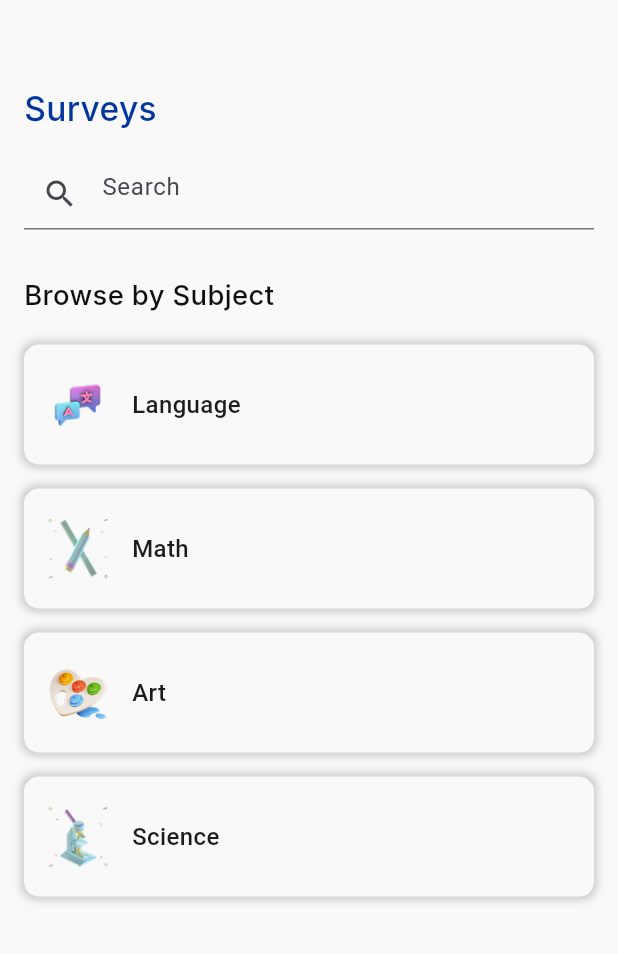
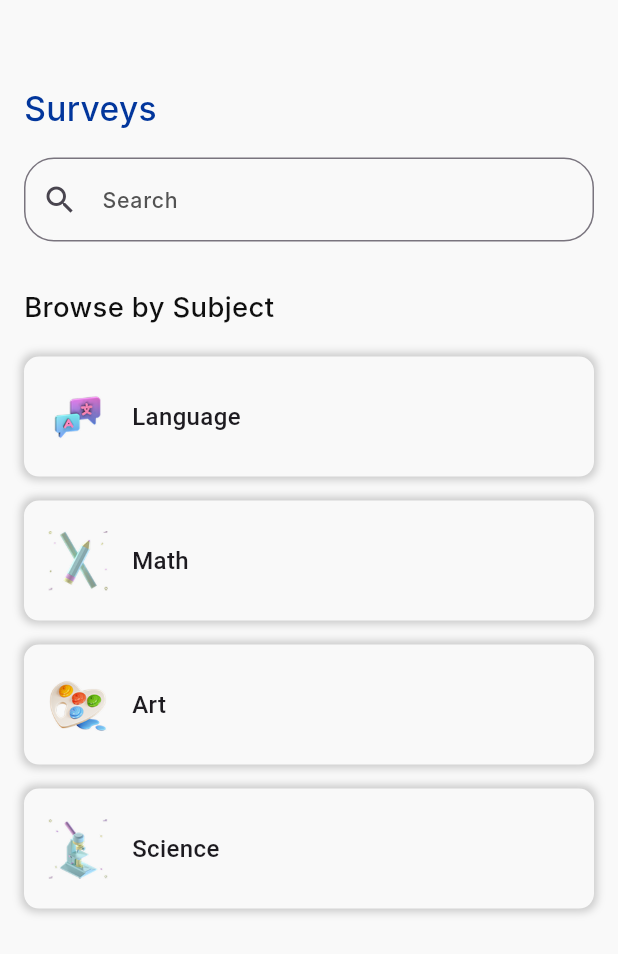
Before and after one commit to MoatazAbdElwhab/exam_app, a Flutter app: the ExplorePage screen opened by its route, on a phone screen of 412 x 824 dp. Shown: the top 954 px of the screen. Run offline on Flutter 3.47's test engine with Material 3 defaults, Android fonts, the phone set to English and light mode, and no system bars; our stand-ins replace dio, either_dart, equatable, flutter_bloc, flutter_screenutil, flutter_secure_storage and 9 more; missing offline and left inert: dart:ffi; accounts and stored records are empty; Roboto replaces fonts that are missing (Inter).

Commit message:
run build_runner

```diff
--- a/lib/features/auth/presentation/pages/login_page.dart
+++ b/lib/features/auth/presentation/pages/login_page.dart
@@ -127,7 +127,7 @@ class _LoginPageState extends State<LoginPage> {
             },
             listener: (BuildContext context, AuthState state) {
               if (state.status.isLoginSuccess) {
-                Navigator.of(context).pushReplacementNamed(Routes.profile);
+                Navigator.of(context).pushReplacementNamed(Routes.navbar);
               } else if (state.errorMessage != null) {
                 getIt<DialogUtils>().showSnackBar(
                     textColor: Colors.red,
--- a/lib/features/auth/presentation/pages/signup_page.dart
+++ b/lib/features/auth/presentation/pages/signup_page.dart
@@ -82,7 +82,7 @@ class _SignupPageState extends State<SignupPage> {
                     },
                     key: formKey,
                     child: Column(
-                      spacing: 24.h,
+                      // spacing: 24.h,
                       children: [
                         //username
                         CustomTextFormField(
--- a/lib/features/explore/presentation/pages/explore_page.dart
+++ b/lib/features/explore/presentation/pages/explore_page.dart
@@ -4,7 +4,7 @@
 import 'package:exam_app/core/resources/color_manager.dart';
 import 'package:exam_app/core/resources/styles_manager.dart';
 
-import 'package:exam_app/features/explore/data/model/subject_class.dart';
+import 'package:exam_app/features/explore/data/models/subject_class.dart';
 import 'package:exam_app/features/explore/presentation/widget/subject_card.dart';
 import 'package:flutter/material.dart';
 import 'package:flutter_screenutil/flutter_screenutil.dart';
@@ -34,10 +34,20 @@ class ExplorePage extends StatelessWidget {
             //search textfield and icon
             SizedBox(height: 16.h),
 
-            const TextField(
+            TextField(
               decoration: InputDecoration(
-                prefixIcon: Icon(Icons.search),
+                prefixIcon: const Icon(
+                  Icons.search,
+                  size: 24,
+                ),
                 hintText: 'Search',
+                hintStyle: getMediumStyle(
+                  color: ColorManager.grey,
+                  fontSize: 14.sp,
+                ),
+                border: OutlineInputBorder(
+                  borderRadius: BorderRadius.circular(20),
+                ),
               ),
             ),
 
```
Also changed, not shown: lib/features/auth/data/data_sources/auth_remote_data_source.dart (+25 -23 lines), lib/features/auth/presentation/pages/pin_code_page.dart (+10 -6 lines), pubspec.yaml (+11 -10 lines), lib/core/di/injectable.config.dart (added), lib/features/explore/data/models/subject_class.dart (renamed from lib/features/explore/data/model/subject_class.dart), lib/features/explore/presentation/widget/subject_card.dart (line endings or trailing spaces), pubspec.lock, 1 other file.
